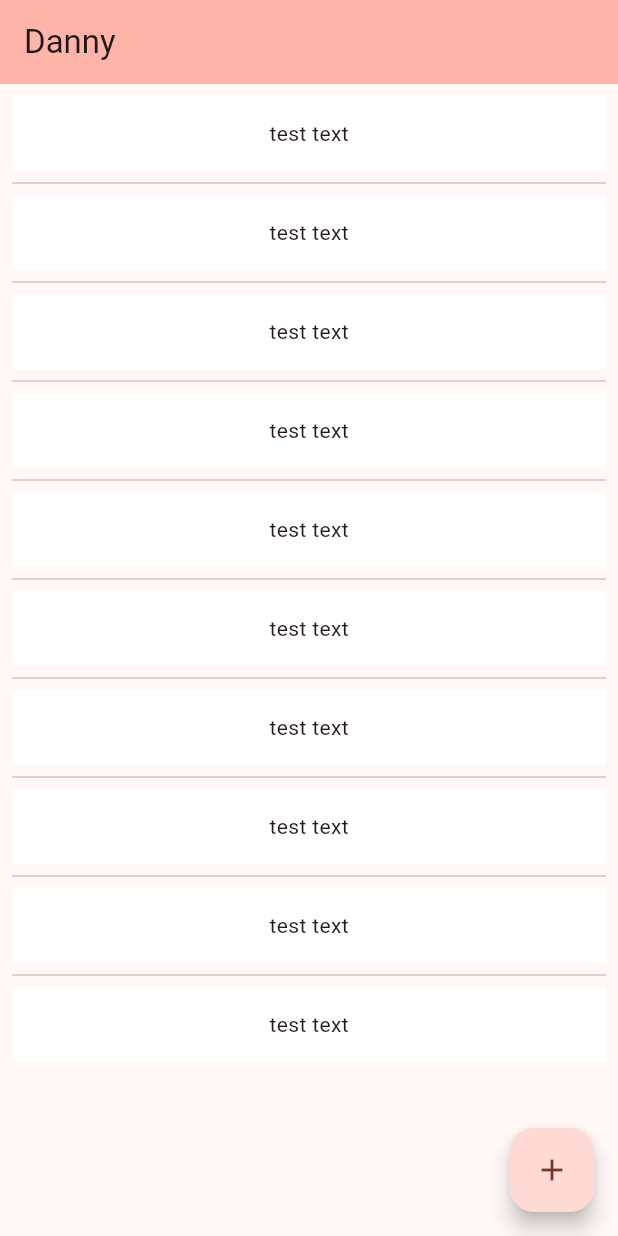
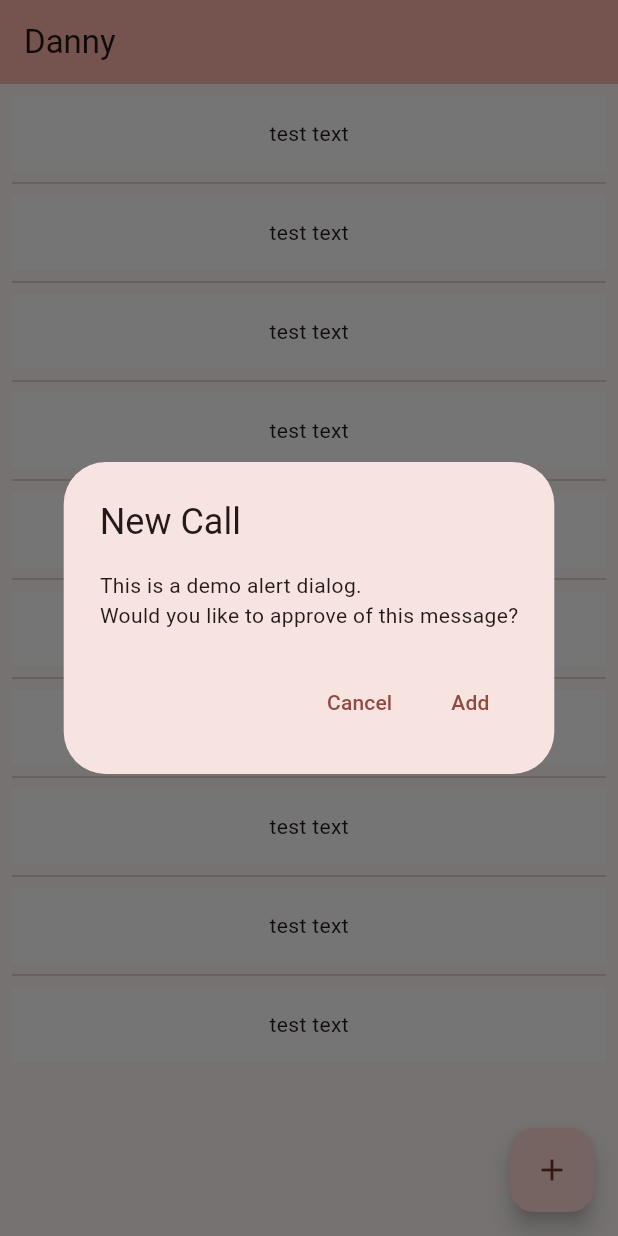
Before and after one commit to ervinjay13/danny, a Flutter app: the screen it shows after launch, after a tap on the "add" icon, on a phone screen of 412 x 824 dp. Run offline on Flutter 3.47's test engine with Material 2 defaults, Android fonts, the phone set to English and light mode, and no system bars; our stand-ins replace floor, sqflite; accounts and stored records are empty; generated files the repository leaves out were written again.

Commit message:
added a basic AlertDialog

```diff
--- a/lib/main.dart
+++ b/lib/main.dart
@@ -57,15 +57,39 @@ class MyHomePage extends StatefulWidget {
 class _MyHomePageState extends State<MyHomePage> {
   int _counter = 0;
 
-  void _incrementCounter() {
-    setState(() {
-      // This call to setState tells the Flutter framework that something has
-      // changed in this State, which causes it to rerun the build method below
-      // so that the display can reflect the updated values. If we changed
-      // _counter without calling setState(), then the build method would not be
-      // called again, and so nothing would appear to happen.
-      _counter++;
-    });
+// Future event which will show a dialog for adding a new Call
+  Future<void> _showMyDialog() async {
+    return showDialog<void>(
+      context: context,
+      barrierDismissible: false, // user must tap button!
+      builder: (BuildContext context) {
+        return AlertDialog(
+          title: const Text('New Call'),
+          content: const SingleChildScrollView(
+            child: ListBody(
+              children: <Widget>[
+                Text('This is a demo alert dialog.'),
+                Text('Would you like to approve of this message?'),
+              ],
+            ),
+          ),
+          actions: <Widget>[
+            TextButton(
+              child: const Text('Cancel'),
+              onPressed: () {
+                Navigator.of(context).pop();
+              },
+            ),
+            TextButton(
+              child: const Text('Add'),
+              onPressed: () {
+                Navigator.of(context).pop();
+              },
+            ),
+          ],
+        );
+      },
+    );
   }
 
   @override
@@ -100,7 +124,7 @@ class _MyHomePageState extends State<MyHomePage> {
       ),
 
       floatingActionButton: FloatingActionButton(
-        onPressed: _incrementCounter,
+        onPressed: _showMyDialog,
         tooltip: 'Increment',
         child: const Icon(Icons.add),
       ), // This trailing comma makes auto-formatting nicer for build methods.
```
